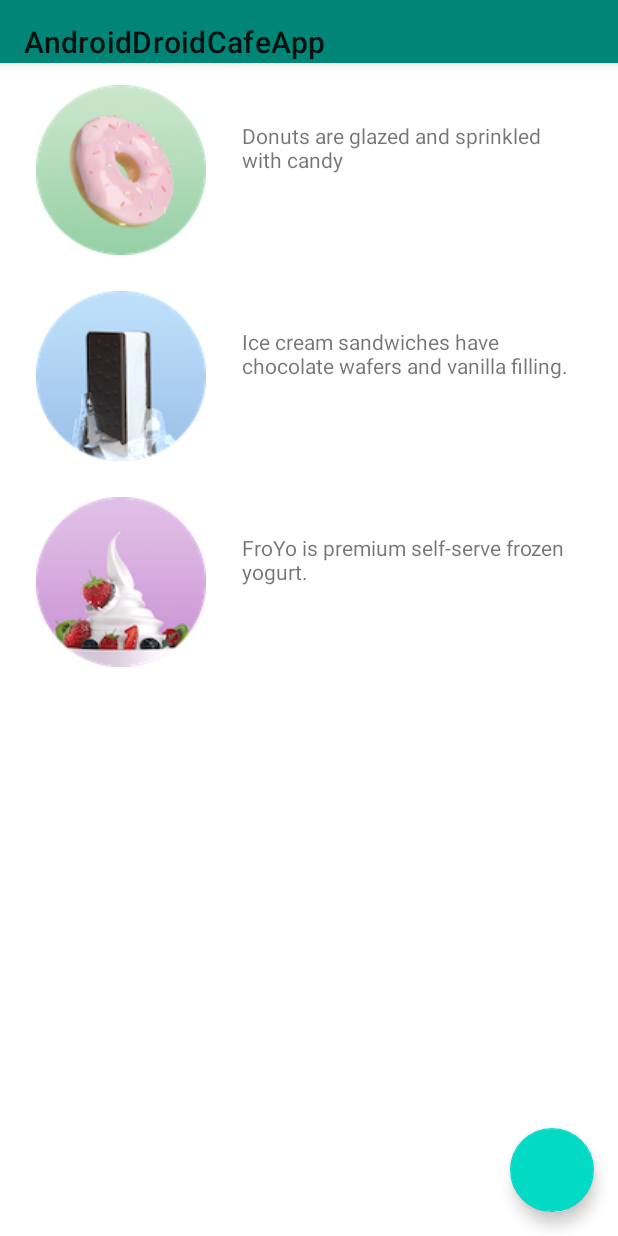
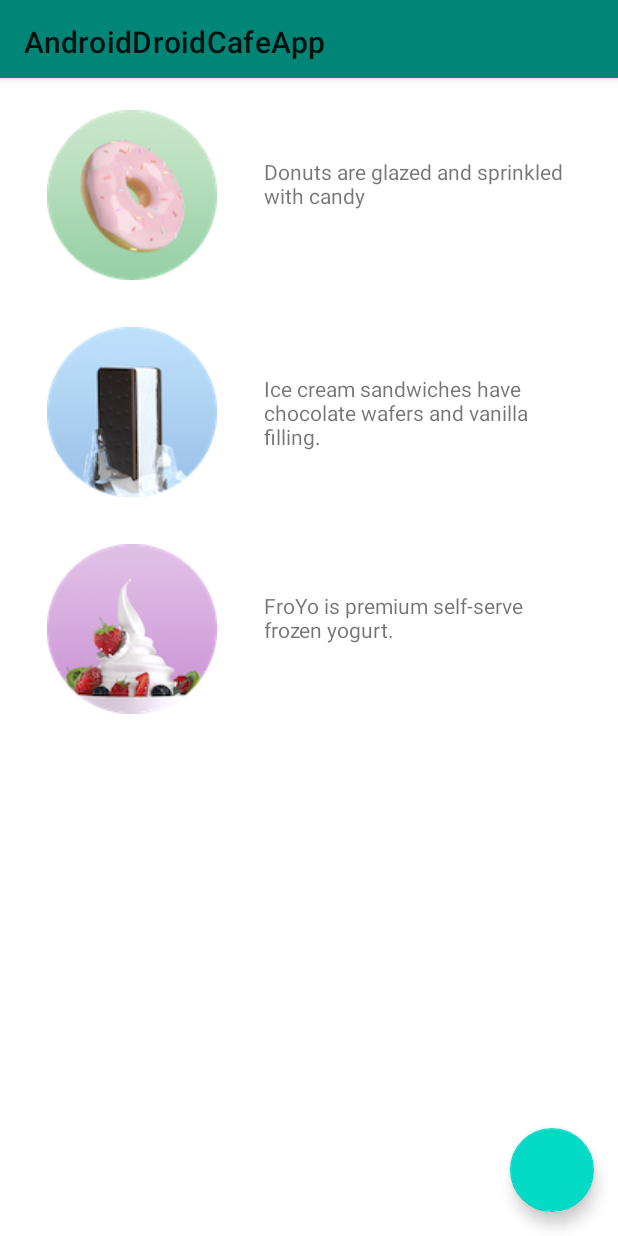
Before and after one commit to Shamsunnaharafifa/AndroidDroidCafeApp, an Android app: the screen it shows after launch (MainActivity), on a phone screen of 412 x 824 dp. Run offline under Robolectric (Android 15) with nearby library versions, the phone set to English and light mode, and no system bars; our stand-ins replace sdp/ssp sizes.

```diff
--- a/AndroidDroidCafeApp/app/src/main/java/com/example/afifa123/androiddroidcafeapp/MainActivity.kt
+++ b/AndroidDroidCafeApp/app/src/main/java/com/example/afifa123/androiddroidcafeapp/MainActivity.kt
@@ -10,7 +10,7 @@ import com.google.android.material.appbar.MaterialToolbar
 import com.google.android.material.floatingactionbutton.FloatingActionButton
 
 class MainActivity : AppCompatActivity() {
-    val EXTRA_MESSAGE = "com.example.android.droidcafe.extra.MESSAGE"
+    public val EXTRA_MESSAGE = "com.example.android.droidcafe.extra.MESSAGE"
     private lateinit var mOrderMessage:String
 
     override fun onCreate(savedInstanceState: Bundle?) {
--- a/AndroidDroidCafeApp/app/src/main/java/com/example/afifa123/androiddroidcafeapp/OrderActivity.kt
+++ b/AndroidDroidCafeApp/app/src/main/java/com/example/afifa123/androiddroidcafeapp/OrderActivity.kt
@@ -2,11 +2,18 @@ package com.example.afifa123.androiddroidcafeapp
 
 import androidx.appcompat.app.AppCompatActivity
 import android.os.Bundle
+import android.provider.AlarmClock.EXTRA_MESSAGE
+import android.widget.TextView
 
 class OrderActivity : AppCompatActivity() {
 
     override fun onCreate(savedInstanceState: Bundle?) {
         super.onCreate(savedInstanceState)
         setContentView(R.layout.activity_order)
+
+        intent = getIntent()
+        var message = "Order: "+intent.getStringExtra(EXTRA_MESSAGE)
+        var textView: TextView = findViewById(R.id.order_text_view)
+        textView.setText(message)
     }
 }
--- a/AndroidDroidCafeApp/app/src/main/res/layout/activity_main.xml
+++ b/AndroidDroidCafeApp/app/src/main/res/layout/activity_main.xml
@@ -9,7 +9,7 @@
 
     <com.google.android.material.appbar.AppBarLayout
         android:layout_width="match_parent"
-        android:layout_height="42dp"
+        android:layout_height="@dimen/_40sdp"
         >
 
         <com.google.android.material.appbar.MaterialToolbar
--- a/AndroidDroidCafeApp/app/src/main/res/layout/activity_order.xml
+++ b/AndroidDroidCafeApp/app/src/main/res/layout/activity_order.xml
@@ -1,9 +1,23 @@
 <?xml version="1.0" encoding="utf-8"?>
-<androidx.constraintlayout.widget.ConstraintLayout xmlns:android="http://schemas.android.com/apk/res/android"
+<androidx.constraintlayout.widget.ConstraintLayout
+    xmlns:android="http://schemas.android.com/apk/res/android"
     xmlns:app="http://schemas.android.com/apk/res-auto"
     xmlns:tools="http://schemas.android.com/tools"
     android:layout_width="match_parent"
     android:layout_height="match_parent"
     tools:context=".OrderActivity">
 
+    <com.google.android.material.textview.MaterialTextView
+        android:id="@+id/order_text_view"
+        android:layout_width="wrap_content"
+        android:layout_height="wrap_content"
+        android:layout_marginStart="@dimen/_24sdp"
+        android:layout_marginLeft="@dimen/_24sdp"
+        android:layout_marginTop="@dimen/_24sdp"
+        android:text="@string/order_label_text"
+        android:textSize="@dimen/_20ssp"
+        app:layout_constraintStart_toStartOf="parent"
+        app:layout_constraintTop_toTopOf="parent"
+        />
+
 </androidx.constraintlayout.widget.ConstraintLayout>
--- a/AndroidDroidCafeApp/app/src/main/res/layout/content_main.xml
+++ b/AndroidDroidCafeApp/app/src/main/res/layout/content_main.xml
@@ -4,26 +4,28 @@
     android:layout_height="match_parent"
     xmlns:app="http://schemas.android.com/apk/res-auto">
 
-    <TextView
+    <com.google.android.material.textview.MaterialTextView
         android:id="@+id/text_intro"
         android:layout_width="0dp"
         android:layout_height="wrap_content"
         android:text="@string/text_intro"
-        android:textSize="24sp"
+        android:textSize="@dimen/_24ssp"
         android:textStyle="bold"
         android:gravity="center"
         app:layout_constraintLeft_toLeftOf="parent"
         app:layout_constraintRight_toRightOf="parent"
         app:layout_constraintTop_toTopOf="parent"
         app:layout_constraintBottom_toTopOf="@+id/donut"
-        />
+        >
 
-    <ImageView
+    </com.google.android.material.textview.MaterialTextView>
+
+    <androidx.appcompat.widget.AppCompatImageView
         android:id="@+id/donut"
         android:layout_width="wrap_content"
         android:layout_height="wrap_content"
-        android:layout_marginStart="24dp"
-        android:layout_marginTop="24dp"
+        android:layout_marginStart="@dimen/_24sdp"
+        android:layout_marginTop="@dimen/_24sdp"
         android:contentDescription="@string/donut_content_description"
         android:src="@drawable/donut_circle"
         app:layout_constraintStart_toStartOf="parent"
@@ -31,12 +33,12 @@
         android:onClick="showDonutOrder"
         />
 
-    <ImageView
+    <androidx.appcompat.widget.AppCompatImageView
         android:id="@+id/ice_cream"
         android:layout_width="wrap_content"
         android:layout_height="wrap_content"
-        android:layout_marginStart="24dp"
-        android:layout_marginTop="24dp"
+        android:layout_marginStart="@dimen/_24sdp"
+        android:layout_marginTop="@dimen/_24sdp"
         android:contentDescription="@string/ice_cream_content_description"
         app:layout_constraintStart_toStartOf="parent"
         app:layout_constraintTop_toBottomOf="@+id/donut"
@@ -44,12 +46,12 @@
         android:onClick="showIceCreamOrder"
         />
 
-    <ImageView
+    <androidx.appcompat.widget.AppCompatImageView
         android:id="@+id/froyo"
         android:layout_width="wrap_content"
         android:layout_height="wrap_content"
-        android:layout_marginStart="24dp"
-        android:layout_marginTop="24dp"
+        android:layout_marginStart="@dimen/_24sdp"
+        android:layout_marginTop="@dimen/_24sdp"
         android:contentDescription="@string/froyo_content_description"
         app:layout_constraintStart_toStartOf="parent"
         app:layout_constraintTop_toBottomOf="@+id/ice_cream"
@@ -57,39 +59,39 @@
         android:onClick="showFroyoOrder"
         />
 
-    <TextView
+    <com.google.android.material.textview.MaterialTextView
         android:id="@+id/donut_text_view"
         android:layout_width="0dp"
         android:layout_height="wrap_content"
-        android:layout_marginStart="24dp"
-        android:layout_marginTop="24dp"
-        android:layout_marginEnd="24dp"
+        android:layout_marginStart="@dimen/_24sdp"
+        android:layout_marginTop="@dimen/_24sdp"
+        android:layout_marginEnd="@dimen/_24sdp"
         android:text="@string/donut_content_description"
         app:layout_constraintEnd_toEndOf="parent"
         app:layout_constraintHorizontal_bias="0.502"
         app:layout_constraintStart_toEndOf="@+id/donut"
         app:layout_constraintTop_toTopOf="@+id/donut" />
 
-    <TextView
+    <com.google.android.material.textview.MaterialTextView
         android:id="@+id/ice_cream_text_view"
         android:layout_width="0dp"
         android:layout_height="wrap_content"
-        android:layout_marginStart="24dp"
-        android:layout_marginTop="24dp"
-        android:layout_marginEnd="24dp"
+        android:layout_marginStart="@dimen/_24sdp"
+        android:layout_marginTop="@dimen/_24sdp"
+        android:layout_marginEnd="@dimen/_24sdp"
         android:text="@string/ice_cream_content_description"
         app:layout_constraintEnd_toEndOf="parent"
         app:layout_constraintHorizontal_bias="0.502"
         app:layout_constraintStart_toEndOf="@+id/ice_cream"
         app:layout_constraintTop_toTopOf="@+id/ice_cream" />
 
-    <TextView
+    <com.google.android.material.textview.MaterialTextView
         android:id="@+id/froyo_text_view"
         android:layout_width="0dp"
         android:layout_height="wrap_content"
-        android:layout_marginStart="24dp"
-        android:layout_marginTop="24dp"
-        android:layout_marginEnd="24dp"
+        android:layout_marginStart="@dimen/_24sdp"
+        android:layout_marginTop="@dimen/_24sdp"
+        android:layout_marginEnd="@dimen/_24sdp"
         android:text="@string/froyo_content_description"
         app:layout_constraintEnd_toEndOf="parent"
         app:layout_constraintStart_toEndOf="@+id/froyo"
```
